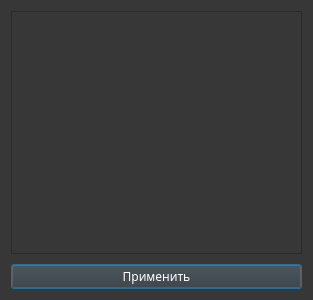
Protocs/OkayMoney, file ui/dialogs/accounts_filter_dialog.ui: the form before one commit.
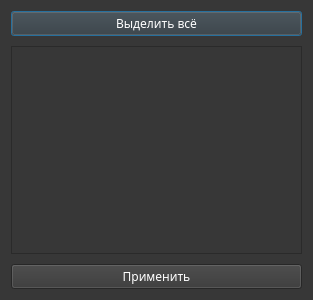
The form after the commit. Icons and pictures are not drawn.

What changed in the file:
```diff
--- a/ui/dialogs/accounts_filter_dialog.ui
+++ b/ui/dialogs/accounts_filter_dialog.ui
@@ -21,6 +21,18 @@
    <property name="spacing">
     <number>10</number>
    </property>
+   <item>
+    <widget class="QPushButton" name="select_all_btn">
+     <property name="font">
+      <font>
+       <family>Gotham Pro Medium</family>
+      </font>
+     </property>
+     <property name="text">
+      <string>Выделить всё</string>
+     </property>
+    </widget>
+   </item>
    <item>
     <widget class="QListWidget" name="accounts_list">
      <property name="font">
```
Left out of the diff: 4 changed lines with no effect on the pictures.
